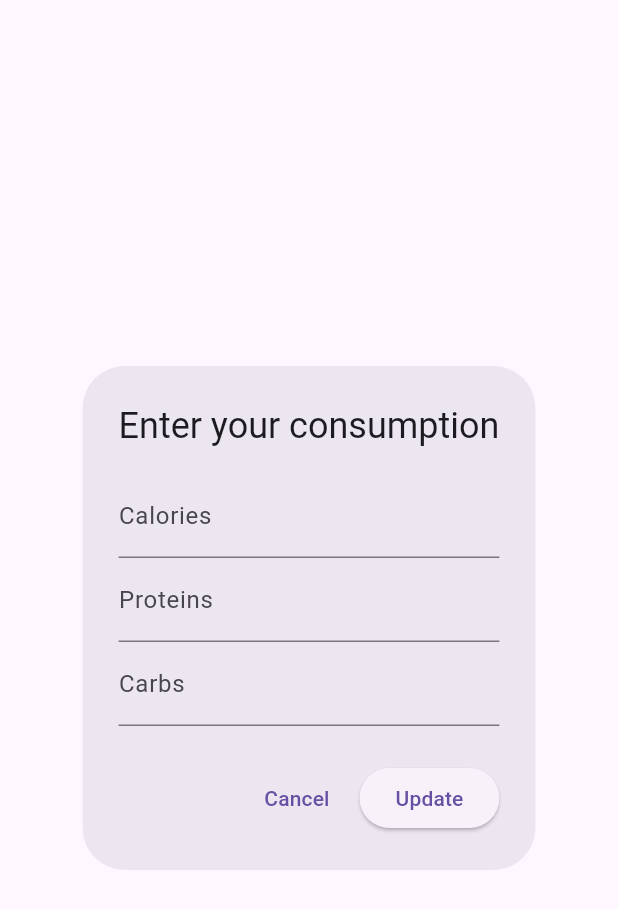
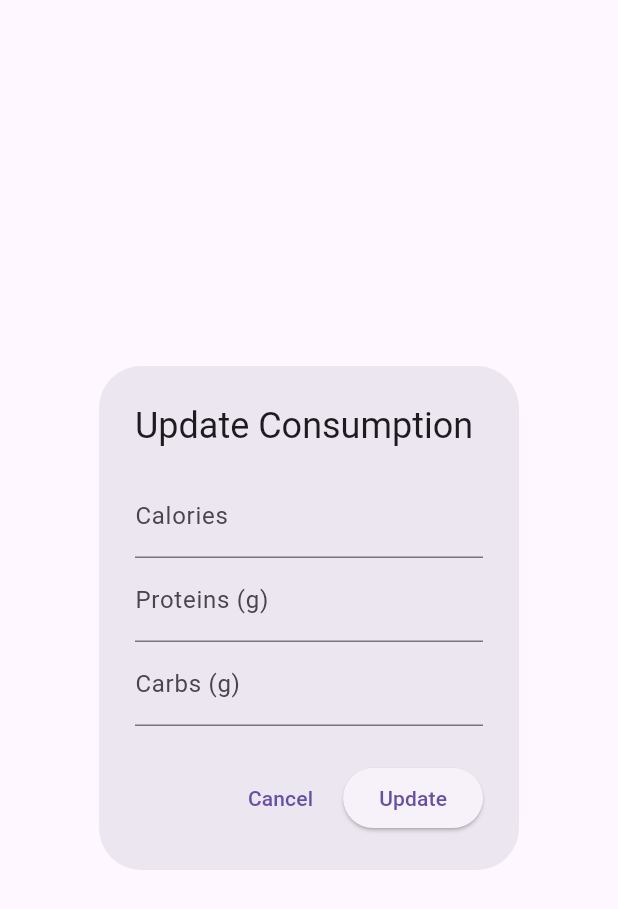
Before and after one commit to lsolaez/Project1_Mobile, a Flutter app: the ConsumptionDialog widget shown alone on an empty page, opened directly with empty values, on a phone screen of 412 x 824 dp. Shown: the top 909 px of the screen. Run offline on Flutter 3.47's test engine with Material 3 defaults, Android fonts, the phone set to English and light mode, and no system bars; our stand-ins replace font_awesome_flutter, get, sqflite; accounts and stored records are empty.

Commit message:
Fixing a bug from update consumption button

```diff
--- a/lib/main.dart
+++ b/lib/main.dart
@@ -1,6 +1,6 @@
 import 'package:flutter/material.dart';
 import 'package:get/get.dart';
-import 'package:project1/Controllers/dietCrontroller.dart';
+import 'package:project1/Controllers/dietController.dart';
 import 'package:project1/Helpers/db_helper.dart';
 import 'screens/get_started.dart';
 
--- a/lib/screens/recipes_.dart
+++ b/lib/screens/recipes_.dart
@@ -1,6 +1,6 @@
 import 'package:flutter/material.dart';
 import 'package:get/get.dart';
-import 'package:project1/Controllers/dietCrontroller.dart';
+import 'package:project1/Controllers/dietController.dart';
 
 class RecipesContent extends StatelessWidget {
   final DateTime selectedDate;
--- a/lib/widgets/ConsumptionDialog.dart
+++ b/lib/widgets/ConsumptionDialog.dart
@@ -1,64 +1,61 @@
 import 'package:flutter/material.dart';
-import 'package:project1/Controllers/dietCrontroller.dart';
+import 'package:project1/Controllers/dietController.dart';
 
 
 class ConsumptionDialog extends StatelessWidget {
   final DietController dietController;
+  final DateTime selectedDate;
 
-  ConsumptionDialog({super.key, required this.dietController});
-
-  final TextEditingController caloriesController = TextEditingController();
-  final TextEditingController proteinsController = TextEditingController();
-  final TextEditingController carbsController = TextEditingController();
+  const ConsumptionDialog({
+    Key? key,
+    required this.dietController,
+    required this.selectedDate,
+  }) : super(key: key);
 
   @override
   Widget build(BuildContext context) {
+    final TextEditingController _caloriesController = TextEditingController();
+    final TextEditingController _proteinsController = TextEditingController();
+    final TextEditingController _carbsController = TextEditingController();
+
     return AlertDialog(
-      title: const Text('Enter your consumption'),
+      title: const Text('Update Consumption'),
       content: Column(
         mainAxisSize: MainAxisSize.min,
         children: [
           TextField(
-            controller: caloriesController,
+            controller: _caloriesController,
             keyboardType: TextInputType.number,
-            decoration: const InputDecoration(
-              labelText: 'Calories',
-            ),
+            decoration: const InputDecoration(labelText: 'Calories'),
           ),
           TextField(
-            controller: proteinsController,
+            controller: _proteinsController,
             keyboardType: TextInputType.number,
-            decoration: const InputDecoration(
-              labelText: 'Proteins',
-            ),
+            decoration: const InputDecoration(labelText: 'Proteins (g)'),
           ),
           TextField(
-            controller: carbsController,
+            controller: _carbsController,
             keyboardType: TextInputType.number,
-            decoration: const InputDecoration(
-              labelText: 'Carbs',
-            ),
+            decoration: const InputDecoration(labelText: 'Carbs (g)'),
           ),
         ],
       ),
       actions: [
         TextButton(
           onPressed: () {
-            // Cerrar el dialog sin guardar
             Navigator.of(context).pop();
           },
           child: const Text('Cancel'),
         ),
         ElevatedButton(
           onPressed: () {
-            // Convertimos los valores ingresados y actualizamos el controlador
-            final double calories = double.tryParse(caloriesController.text) ?? 0;
-            final double proteins = double.tryParse(proteinsController.text) ?? 0;
-            final double carbs = double.tryParse(carbsController.text) ?? 0;
+            final double calories = double.tryParse(_caloriesController.text) ?? 0;
+            final double proteins = double.tryParse(_proteinsController.text) ?? 0;
+            final double carbs = double.tryParse(_carbsController.text) ?? 0;
 
-            dietController.addToChart(calories, proteins, carbs);
+            // Llamar al controlador para agregar los valores a la gráfica
+            dietController.addToChart(calories, proteins, carbs, selectedDate);
 
-            // Cerrar el dialog
             Navigator.of(context).pop();
           },
           child: const Text('Update'),
```
Also changed, not shown: lib/screens/diet_screen.dart (+72 -52 lines), lib/Controllers/dietController.dart (renamed from lib/Controllers/dietCrontroller.dart), 2 other files.
